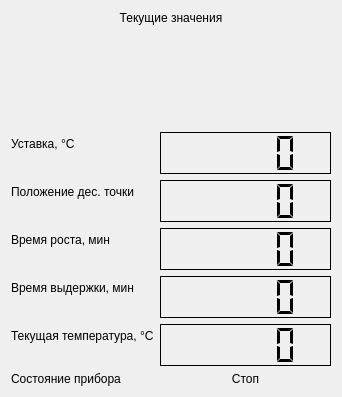
Before: the Qt Designer form src/ui/widgets/resource/display_panel/display_panel.ui in V0es/crystal-visor, drawn with Qt 5.
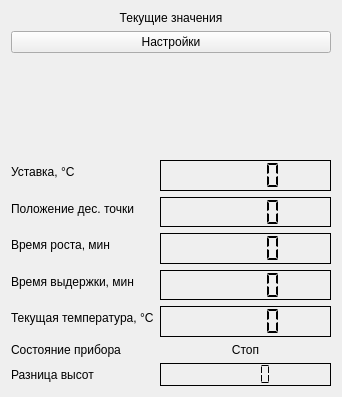
After: the same form once the commit is applied.

Commit message: added button to show config dialog

```diff
--- a/src/ui/widgets/resource/display_panel/display_panel.ui
+++ b/src/ui/widgets/resource/display_panel/display_panel.ui
@@ -36,6 +36,13 @@
      </property>
     </widget>
    </item>
+   <item>
+    <widget class="QPushButton" name="config_dialog_btn">
+     <property name="text">
+      <string>Настройки</string>
+     </property>
+    </widget>
+   </item>
    <item>
     <layout class="QFormLayout" name="display_layout">
      <property name="topMargin">
@@ -221,6 +228,23 @@
        </property>
       </widget>
      </item>
+     <item row="8" column="0">
+      <widget class="QLabel" name="delta_height_label">
+       <property name="text">
+        <string>Разница высот</string>
+       </property>
+      </widget>
+     </item>
+     <item row="8" column="1">
+      <widget class="QLCDNumber" name="delta_height_lcd">
+       <property name="frameShadow">
+        <enum>QFrame::Plain</enum>
+       </property>
+       <property name="segmentStyle">
+        <enum>QLCDNumber::Flat</enum>
+       </property>
+      </widget>
+     </item>
     </layout>
    </item>
   </layout>
```
The commit also changes 2 other files.
